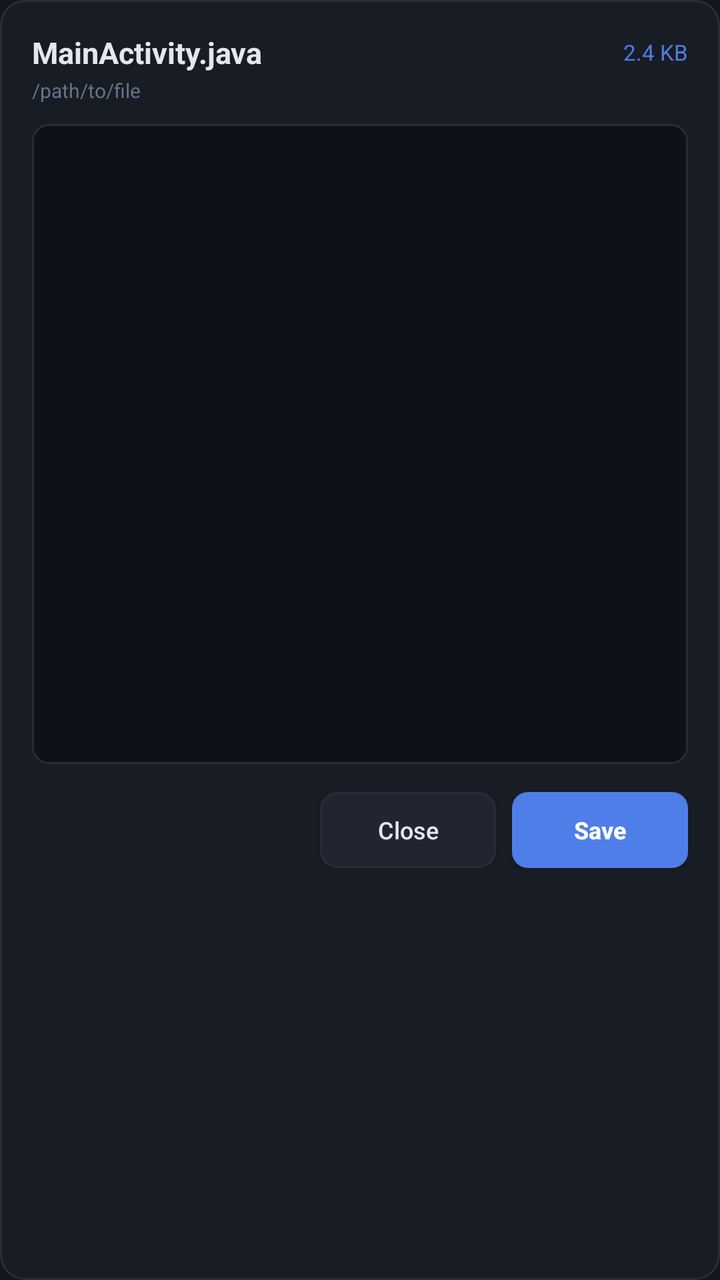
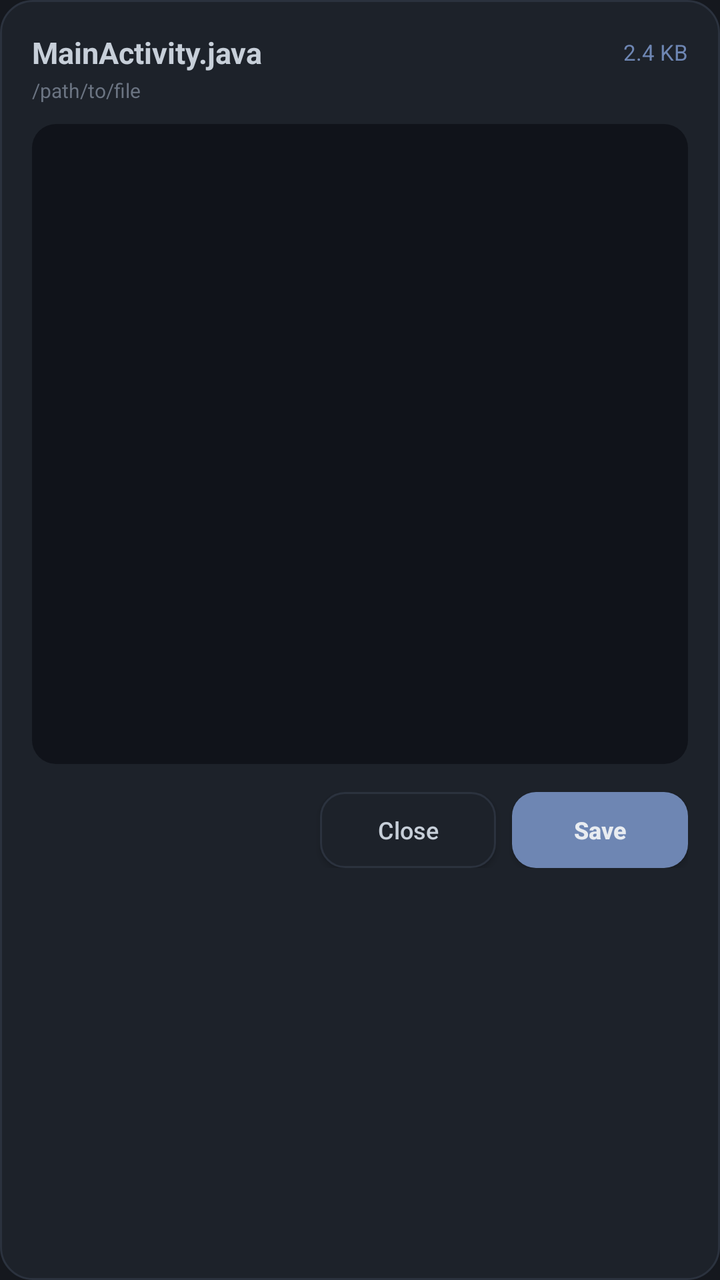

Before-and-after screenshots of an Android layout around one commit, followed by the original layout XML and the change that was made.
<!-- AndroidManifest.xml: application theme AppTheme -->
<!-- res/layout/dialog_code_editor.xml -->
<?xml version="1.0" encoding="utf-8"?>
<LinearLayout xmlns:android="http://schemas.android.com/apk/res/android"
    android:layout_width="match_parent"
    android:layout_height="wrap_content"
    android:background="@drawable/card_bg"
    android:orientation="vertical"
    android:padding="16dp">

    
    <LinearLayout
        android:layout_width="match_parent"
        android:layout_height="wrap_content"
        android:orientation="horizontal"
        android:gravity="center_vertical">

        <TextView
            android:id="@+id/tv_editor_title"
            android:layout_width="0dp"
            android:layout_height="wrap_content"
            android:layout_weight="1"
            android:ellipsize="middle"
            android:singleLine="true"
            android:text="MainActivity.java"
            android:textColor="@color/text_primary"
            android:textSize="15sp"
            android:textStyle="bold" />

        <TextView
            android:id="@+id/tv_editor_file_info"
            android:layout_width="wrap_content"
            android:layout_height="wrap_content"
            android:text="2.4 KB"
            android:textColor="@color/primary_accent"
            android:textSize="11sp" />
    </LinearLayout>

    <TextView
        android:id="@+id/tv_editor_file_path"
        android:layout_width="match_parent"
        android:layout_height="wrap_content"
        android:layout_marginTop="2dp"
        android:ellipsize="start"
        android:singleLine="true"
        android:text="/path/to/file"
        android:textColor="@color/text_muted"
        android:textSize="10sp" />

    
    <ScrollView
        android:layout_width="match_parent"
        android:layout_height="320dp"
        android:layout_marginTop="10dp"
        android:background="@drawable/console_bg"
        android:fillViewport="true">

        <EditText
            android:id="@+id/et_code_content"
            android:layout_width="match_parent"
            android:layout_height="wrap_content"
            android:background="@null"
            android:gravity="top|left"
            android:padding="10dp"
            android:textColor="#E2E8F0"
            android:textSize="12sp"
            android:typeface="monospace" />
    </ScrollView>

    
    <LinearLayout
        android:layout_width="match_parent"
        android:layout_height="wrap_content"
        android:layout_marginTop="14dp"
        android:gravity="right"
        android:orientation="horizontal">

        <Button
            android:id="@+id/btn_editor_close"
            android:layout_width="wrap_content"
            android:layout_height="38dp"
            android:background="@drawable/btn_secondary"
            android:paddingLeft="16dp"
            android:paddingRight="16dp"
            android:text="Close"
            android:textAllCaps="false"
            android:textColor="@color/text_primary"
            android:textSize="12sp" />

        <Button
            android:id="@+id/btn_editor_save"
            android:layout_width="wrap_content"
            android:layout_height="38dp"
            android:layout_marginLeft="8dp"
            android:background="@drawable/btn_primary"
            android:paddingLeft="20dp"
            android:paddingRight="20dp"
            android:text="Save"
            android:textAllCaps="false"
            android:textColor="#FFFFFF"
            android:textSize="12sp"
            android:textStyle="bold" />
    </LinearLayout>
</LinearLayout>
<!-- resources referenced by this layout -->
<resources>
  <color name="primary_accent">#4F7EE8</color>
  <color name="text_muted">#64748B</color>
  <color name="text_primary">#E2E8F0</color>
  <!-- drawable btn_primary (drawable) -->
  <?xml version="1.0" encoding="utf-8"?>
  <selector xmlns:android="http://schemas.android.com/apk/res/android">
      <item android:state_pressed="true">
          <shape android:shape="rectangle">
              <solid android:color="@color/primary_dark" />
              <corners android:radius="8dp" />
          </shape>
      </item>
      <item>
          <shape android:shape="rectangle">
              <solid android:color="@color/primary_accent" />
              <corners android:radius="8dp" />
          </shape>
      </item>
  </selector>
  <!-- drawable btn_secondary (drawable) -->
  <?xml version="1.0" encoding="utf-8"?>
  <selector xmlns:android="http://schemas.android.com/apk/res/android">
      <item android:state_pressed="true">
          <shape android:shape="rectangle">
              <solid android:color="@color/surface_card" />
              <stroke android:width="1dp" android:color="@color/primary_accent" />
              <corners android:radius="8dp" />
          </shape>
      </item>
      <item>
          <shape android:shape="rectangle">
              <solid android:color="@color/surface_elevated" />
              <stroke android:width="1dp" android:color="@color/surface_border" />
              <corners android:radius="8dp" />
          </shape>
      </item>
  </selector>
  <!-- drawable card_bg (drawable) -->
  <?xml version="1.0" encoding="utf-8"?>
  <shape xmlns:android="http://schemas.android.com/apk/res/android"
      android:shape="rectangle">
      <solid android:color="@color/surface_card" />
      <stroke android:width="1dp" android:color="@color/surface_border" />
      <corners android:radius="12dp" />
  </shape>
  <!-- drawable console_bg (drawable) -->
  <?xml version="1.0" encoding="utf-8"?>
  <shape xmlns:android="http://schemas.android.com/apk/res/android"
      android:shape="rectangle">
      <solid android:color="@color/console_bg" />
      <stroke android:width="1dp" android:color="@color/surface_border" />
      <corners android:radius="8dp" />
  </shape>
  <style name="AppTheme" parent="@android:style/Theme.Material.NoActionBar">
          <item name="android:windowBackground">@color/bg_main</item>
          <item name="android:colorPrimary">@color/surface_card</item>
          <item name="android:colorPrimaryDark">@color/bg_main</item>
          <item name="android:colorAccent">@color/primary_accent</item>
          <item name="android:statusBarColor">@color/bg_main</item>
          <item name="android:navigationBarColor">@color/bg_main</item>
          <item name="android:textColorPrimary">@color/text_primary</item>
          <item name="android:textColorSecondary">@color/text_secondary</item>
      </style>
  <color name="primary_dark">#3B6AD4</color>
  <color name="surface_card">#181C24</color>
  <color name="surface_elevated">#202531</color>
  <color name="surface_border">#262D3B</color>
  <color name="console_bg">#0E1117</color>
  <color name="bg_main">#12151B</color>
  <color name="text_secondary">#94A3B8</color>
</resources>

<!-- the commit's change to res/layout/dialog_code_editor.xml (unified diff, before → after) -->
@@ -95,7 +95,7 @@
             android:paddingRight="20dp"
             android:text="Save"
             android:textAllCaps="false"
-            android:textColor="#FFFFFF"
+            android:textColor="#E8ECF1"
             android:textSize="12sp"
             android:textStyle="bold" />
     </LinearLayout>
<!-- resource entries referenced after the edit -->
@@ -1,21 +1,27 @@
 <!-- resources referenced by this layout -->
 <resources>
-  <color name="primary_accent">#4F7EE8</color>
-  <color name="text_muted">#64748B</color>
-  <color name="text_primary">#E2E8F0</color>
+  <color name="primary_accent">#6E86B3</color>
+  <color name="text_muted">#6B7482</color>
+  <color name="text_primary">#C7CFD9</color>
   <!-- drawable btn_primary (drawable) -->
   <?xml version="1.0" encoding="utf-8"?>
   <selector xmlns:android="http://schemas.android.com/apk/res/android">
+      <item android:state_enabled="false">
+          <shape android:shape="rectangle">
+              <solid android:color="#3A414D" />
+              <corners android:radius="12dp" />
+          </shape>
+      </item>
       <item android:state_pressed="true">
           <shape android:shape="rectangle">
               <solid android:color="@color/primary_dark" />
-              <corners android:radius="8dp" />
+              <corners android:radius="12dp" />
           </shape>
       </item>
       <item>
           <shape android:shape="rectangle">
               <solid android:color="@color/primary_accent" />
-              <corners android:radius="8dp" />
+              <corners android:radius="12dp" />
           </shape>
       </item>
   </selector>
@@ -24,16 +30,16 @@
   <selector xmlns:android="http://schemas.android.com/apk/res/android">
       <item android:state_pressed="true">
           <shape android:shape="rectangle">
-              <solid android:color="@color/surface_card" />
-              <stroke android:width="1dp" android:color="@color/primary_accent" />
-              <corners android:radius="8dp" />
+              <solid android:color="@color/surface_elevated" />
+              <stroke android:width="1dp" android:color="@color/surface_border" />
+              <corners android:radius="12dp" />
           </shape>
       </item>
       <item>
           <shape android:shape="rectangle">
-              <solid android:color="@color/surface_elevated" />
+              <solid android:color="@color/surface_card" />
               <stroke android:width="1dp" android:color="@color/surface_border" />
-              <corners android:radius="8dp" />
+              <corners android:radius="12dp" />
           </shape>
       </item>
   </selector>
@@ -43,32 +49,40 @@
       android:shape="rectangle">
       <solid android:color="@color/surface_card" />
       <stroke android:width="1dp" android:color="@color/surface_border" />
-      <corners android:radius="12dp" />
+      <corners android:radius="16dp" />
   </shape>
   <!-- drawable console_bg (drawable) -->
   <?xml version="1.0" encoding="utf-8"?>
   <shape xmlns:android="http://schemas.android.com/apk/res/android"
       android:shape="rectangle">
       <solid android:color="@color/console_bg" />
-      <stroke android:width="1dp" android:color="@color/surface_border" />
-      <corners android:radius="8dp" />
+      <corners android:radius="12dp" />
   </shape>
   <style name="AppTheme" parent="@android:style/Theme.Material.NoActionBar">
           <item name="android:windowBackground">@color/bg_main</item>
-          <item name="android:colorPrimary">@color/surface_card</item>
+          <item name="android:colorPrimary">@color/primary_accent</item>
           <item name="android:colorPrimaryDark">@color/bg_main</item>
           <item name="android:colorAccent">@color/primary_accent</item>
           <item name="android:statusBarColor">@color/bg_main</item>
           <item name="android:navigationBarColor">@color/bg_main</item>
           <item name="android:textColorPrimary">@color/text_primary</item>
           <item name="android:textColorSecondary">@color/text_secondary</item>
+          <item name="android:editTextBackground">@drawable/edit_text_bg</item>
       </style>
-  <color name="primary_dark">#3B6AD4</color>
-  <color name="surface_card">#181C24</color>
-  <color name="surface_elevated">#202531</color>
-  <color name="surface_border">#262D3B</color>
-  <color name="console_bg">#0E1117</color>
-  <color name="bg_main">#12151B</color>
-  <color name="text_secondary">#94A3B8</color>
+  <color name="primary_dark">#5A729E</color>
+  <color name="surface_card">#1D222A</color>
+  <color name="surface_elevated">#232935</color>
+  <color name="surface_border">#2B323E</color>
+  <color name="console_bg">#10131A</color>
+  <color name="bg_main">#15181E</color>
+  <color name="text_secondary">#8B95A5</color>
+  <!-- drawable edit_text_bg (drawable) -->
+  <?xml version="1.0" encoding="utf-8"?>
+  <shape xmlns:android="http://schemas.android.com/apk/res/android"
+      android:shape="rectangle">
+      <solid android:color="@color/surface_card" />
+      <stroke android:width="1dp" android:color="@color/surface_border" />
+      <corners android:radius="12dp" />
+  </shape>
 </resources>
 
